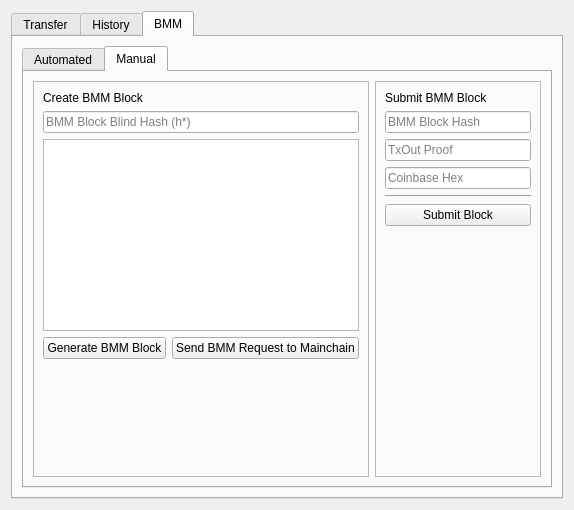
Old version of the form src/qt/forms/sidechainpage.ui in the repository skydogenet/sidechains.
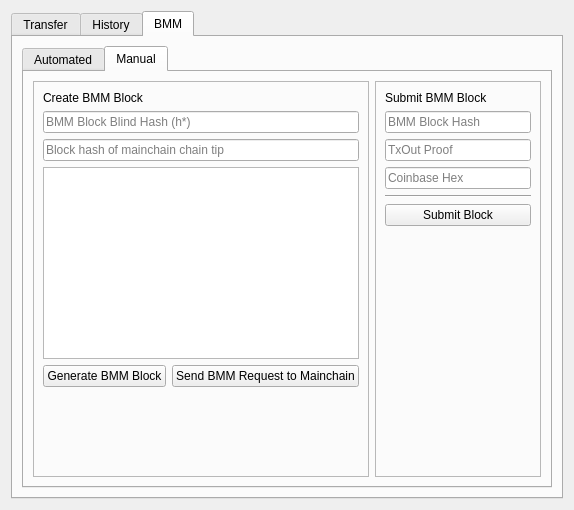
New version of the form. The open tabs and pages were chosen to show the change. Icons and pictures are not drawn. Custom widgets are drawn as their Qt base class.

```diff
--- a/src/qt/forms/sidechainpage.ui
+++ b/src/qt/forms/sidechainpage.ui
@@ -830,14 +830,14 @@
                 </property>
                </widget>
               </item>
-              <item row="4" column="0">
+              <item row="5" column="0">
                <widget class="QPushButton" name="pushButtonCreateBlock">
                 <property name="text">
                  <string>Generate BMM Block</string>
                 </property>
                </widget>
               </item>
-              <item row="3" column="0" colspan="2">
+              <item row="4" column="0" colspan="2">
                <widget class="QTextBrowser" name="textBrowser">
                 <property name="sizePolicy">
                  <sizepolicy hsizetype="Expanding" vsizetype="Maximum">
@@ -847,7 +847,7 @@
                 </property>
                </widget>
               </item>
-              <item row="4" column="1">
+              <item row="5" column="1">
                <widget class="QPushButton" name="pushButtonSendCriticalRequest">
                 <property name="text">
                  <string>Send BMM Request to Mainchain</string>
@@ -864,7 +864,7 @@
                 </property>
                </widget>
               </item>
-              <item row="5" column="0" colspan="2">
+              <item row="6" column="0" colspan="2">
                <spacer name="verticalSpacer">
                 <property name="orientation">
                  <enum>Qt::Vertical</enum>
@@ -877,6 +877,13 @@
                 </property>
                </spacer>
               </item>
+              <item row="3" column="0" colspan="2">
+               <widget class="QLineEdit" name="lineEditManualMainchainBlockHash">
+                <property name="placeholderText">
+                 <string>Block hash of mainchain chain tip</string>
+                </property>
+               </widget>
+              </item>
              </layout>
             </widget>
            </item>
```
